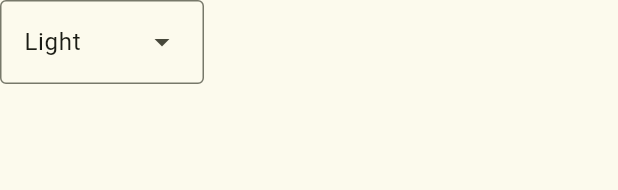
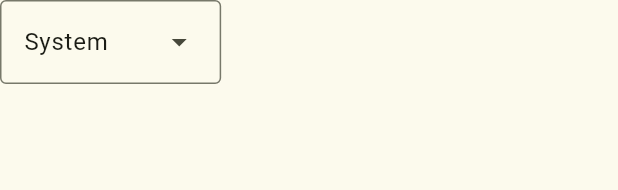
Before and after one commit to Pertempto/Lists, a Flutter app: the ThemePicker widget shown alone on an empty page, opened directly, on a phone screen of 412 x 824 dp. Shown: the top 190 px of the screen. Run offline on Flutter 3.47's test engine with Material 2 defaults, Android fonts, the light colour scheme and no system bars; our stand-ins replace adaptive_theme, isar; missing offline and left inert: modal_side_sheet; accounts and stored records are empty; generated files the repository leaves out were written again.

Commit message:
Added system option to theme picker, made default theme mode system when there is no savedThemeMode

```diff
--- a/lib/main.dart
+++ b/lib/main.dart
@@ -31,7 +31,7 @@ class MyApp extends StatelessWidget {
         colorScheme: ColorScheme.fromSeed(
             brightness: Brightness.dark, seedColor: seedColor),
       ),
-      initial: savedThemeMode ?? AdaptiveThemeMode.light,
+      initial: savedThemeMode ?? AdaptiveThemeMode.system,
       builder: (light, dark) => MaterialApp(
         title: 'Flutter Demo',
         theme: light,
--- a/lib/view/theme_picker.dart
+++ b/lib/view/theme_picker.dart
@@ -22,6 +22,10 @@ class _ThemePickerState extends State<ThemePicker> {
         },
         dropdownMenuEntries: const [
           DropdownMenuEntry(
+            label: 'System',
+            value: AdaptiveThemeMode.system,
+          ),
+          DropdownMenuEntry(
             label: 'Light',
             value: AdaptiveThemeMode.light,
           ),
```
